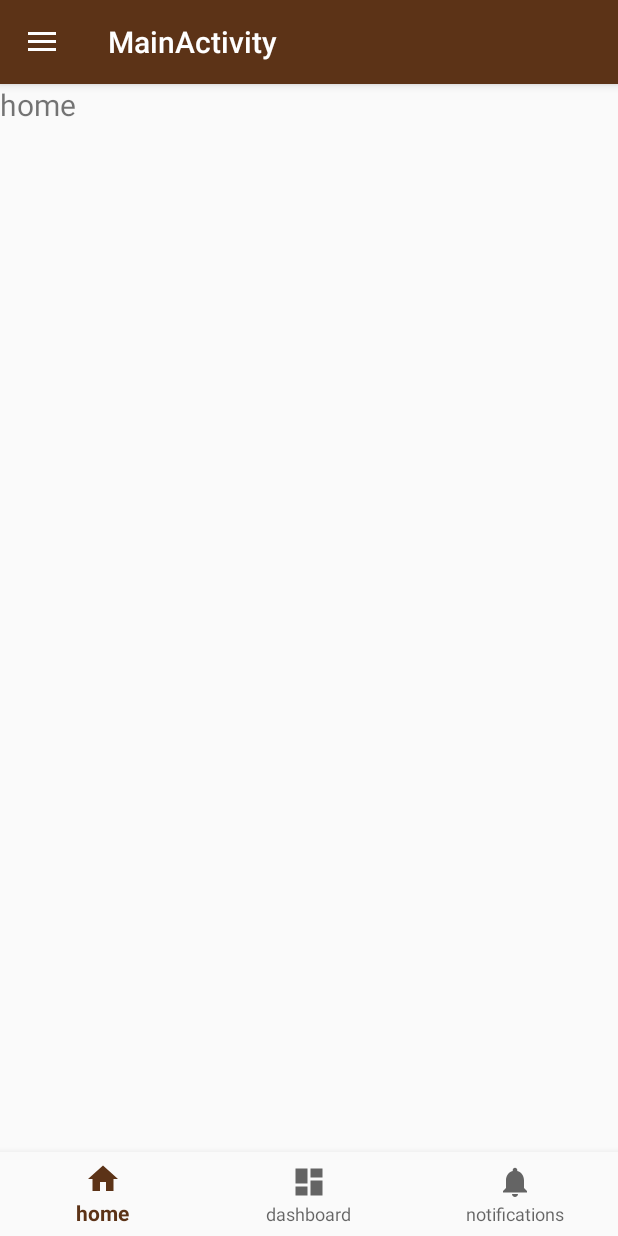
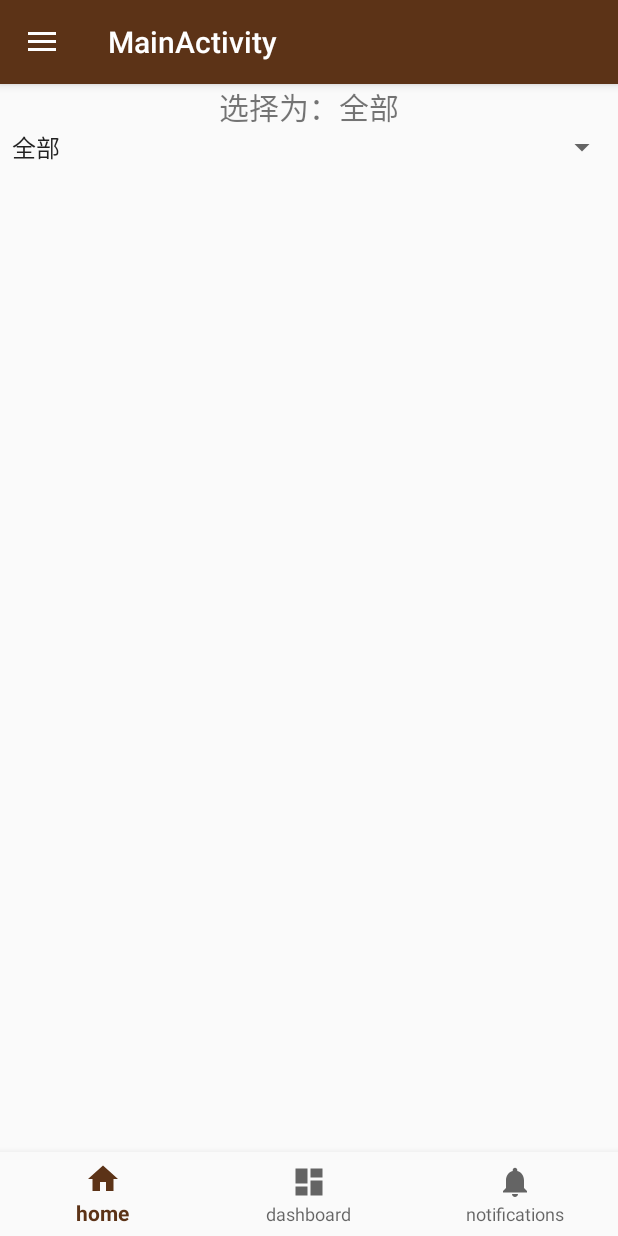
Before and after one commit to VisionFox/followmeAndroid, an Android app: the Fragment_home screen opened directly, with no data from a screen before it, on a phone screen of 412 x 824 dp. Run offline under Robolectric (Android 15) with nearby library versions, the phone set to English and light mode, and no system bars.

Commit message:
在fragment home加入下拉选择框测试

```diff
--- a/app/build.gradle
+++ b/app/build.gradle
@@ -31,4 +31,7 @@ dependencies {
     implementation 'com.android.support:design:26.1.0'
     implementation group: 'de.hdodenhof', name: 'circleimageview', version: '2.1.0'
 
+//    滚轮
+    implementation 'liji.library.dev:citypickerview:3.1.7'
+
 }
--- a/app/src/main/java/com/followme/activity/Fragment_dashboard.java
+++ b/app/src/main/java/com/followme/activity/Fragment_dashboard.java
@@ -3,9 +3,11 @@ package com.followme.activity;
 import android.os.Bundle;
 import android.support.annotation.Nullable;
 import android.support.v4.app.Fragment;
+import android.util.Log;
 import android.view.LayoutInflater;
 import android.view.View;
 import android.view.ViewGroup;
+import android.widget.Button;
 
 import com.followme.lusir.followmeandroid.R;
 
@@ -16,4 +18,6 @@ public class Fragment_dashboard extends Fragment {
         View view = inflater.inflate(R.layout.fragment_dashboard, container, false);
         return view;
     }
+
+
 }
--- a/app/src/main/java/com/followme/activity/Fragment_home.java
+++ b/app/src/main/java/com/followme/activity/Fragment_home.java
@@ -3,17 +3,84 @@ package com.followme.activity;
 import android.os.Bundle;
 import android.support.annotation.Nullable;
 import android.support.v4.app.Fragment;
+import android.util.Log;
 import android.view.LayoutInflater;
 import android.view.View;
 import android.view.ViewGroup;
+import android.widget.AdapterView;
+import android.widget.ArrayAdapter;
+import android.widget.Button;
+import android.widget.Spinner;
+import android.widget.TextView;
 
 import com.followme.lusir.followmeandroid.R;
 
+import java.util.ArrayList;
+import java.util.List;
+
 public class Fragment_home extends Fragment {
+
+    private Spinner mSpinner;
+    private List<String> dataList;
+    private ArrayAdapter<String> arr_adapter;
+    private TextView mTextView;
+
     @Nullable
     @Override
     public View onCreateView(LayoutInflater inflater, @Nullable ViewGroup container, @Nullable Bundle savedInstanceState) {
         View view = inflater.inflate(R.layout.fragment_home, container, false);
         return view;
     }
+
+    @Override
+    public void onActivityCreated(@Nullable Bundle savedInstanceState) {
+        super.onActivityCreated(savedInstanceState);
+        mSpinner = getActivity().findViewById(R.id.fragment_spinner);
+        mTextView = getView().findViewById(R.id.fragment_home_textView);
+
+        dataList = new ArrayList<String>();
+        dataList.add("全部");
+        dataList.add("蓝田县");
+        dataList.add("长安区");
+        dataList.add("碑林区");
+        dataList.add("灞桥区");
+        dataList.add("未央区");
+        dataList.add("莲湖区");
+        dataList.add("临潼区");
+        dataList.add("终南山");
+        dataList.add("户县");
+        dataList.add("周至县");
+        dataList.add("雁塔区");
+        dataList.add("高陵区");
+        dataList.add("阎良区");
+        dataList.add("西安世博园");
+        dataList.add("曲江旅游度假区");
+        dataList.add("终南山古楼观");
+        dataList.add("兴庆宫公园");
+        dataList.add("秦始皇陵博物院（兵马俑）");
+
+        /*为spinner定义适配器，也就是将数据源存入adapter，这里需要三个参数
+        1. 第一个是Context（当前上下文），这里就是this
+        2. 第二个是spinner的布局样式，这里用android系统提供的一个样式
+        3. 第三个就是spinner的数据源，这里就是dataList*/
+        arr_adapter = new ArrayAdapter<String>(this.getContext(), android.R.layout.simple_spinner_item, dataList);
+
+        //为适配器设置下拉列表下拉时的菜单样式。
+        arr_adapter.setDropDownViewResource(android.R.layout.simple_spinner_dropdown_item);
+
+        //为spinner绑定我们定义好的数据适配器
+        mSpinner.setAdapter(arr_adapter);
+
+        mSpinner.setOnItemSelectedListener(new AdapterView.OnItemSelectedListener() {
+            @Override
+            public void onItemSelected(AdapterView<?> adapterView, View view, int position, long id) {
+                mTextView.setText("选择为："+adapterView.getItemAtPosition(position));
+            }
+
+            @Override
+            public void onNothingSelected(AdapterView<?> adapterView) {
+
+            }
+        });
+    }
 }
--- a/app/src/main/java/com/followme/common/Const.java
+++ b/app/src/main/java/com/followme/common/Const.java
@@ -5,7 +5,7 @@ package com.followme.common;
  */
 
 public class Const {
-    public static final String SERVER_URL = "http://www.lusirx.com:8080/followme";
+    public static final String SERVER_URL = "http://47.106.76.243:8080/followme";
 
     public interface requestURL {
         String LOGIN = Const.SERVER_URL + "/user/login.do";
--- a/app/src/main/res/layout/fragment_home.xml
+++ b/app/src/main/res/layout/fragment_home.xml
@@ -1,13 +1,20 @@
 <?xml version="1.0" encoding="utf-8"?>
 <LinearLayout xmlns:android="http://schemas.android.com/apk/res/android"
+    android:orientation="vertical"
     android:layout_width="match_parent"
     android:layout_height="match_parent">
 
     <TextView
+        android:id="@+id/fragment_home_textView"
         android:layout_width="wrap_content"
         android:layout_height="wrap_content"
         android:layout_gravity="center_horizontal"
         android:text="home"
         android:textSize="20sp" />
 
+    <Spinner
+        android:id="@+id/fragment_spinner"
+        android:layout_width="match_parent"
+        android:layout_height="wrap_content"
+        />
 </LinearLayout>
```
Also changed, not shown: app/src/main/res/drawable/ic_dropdown.png (added).
